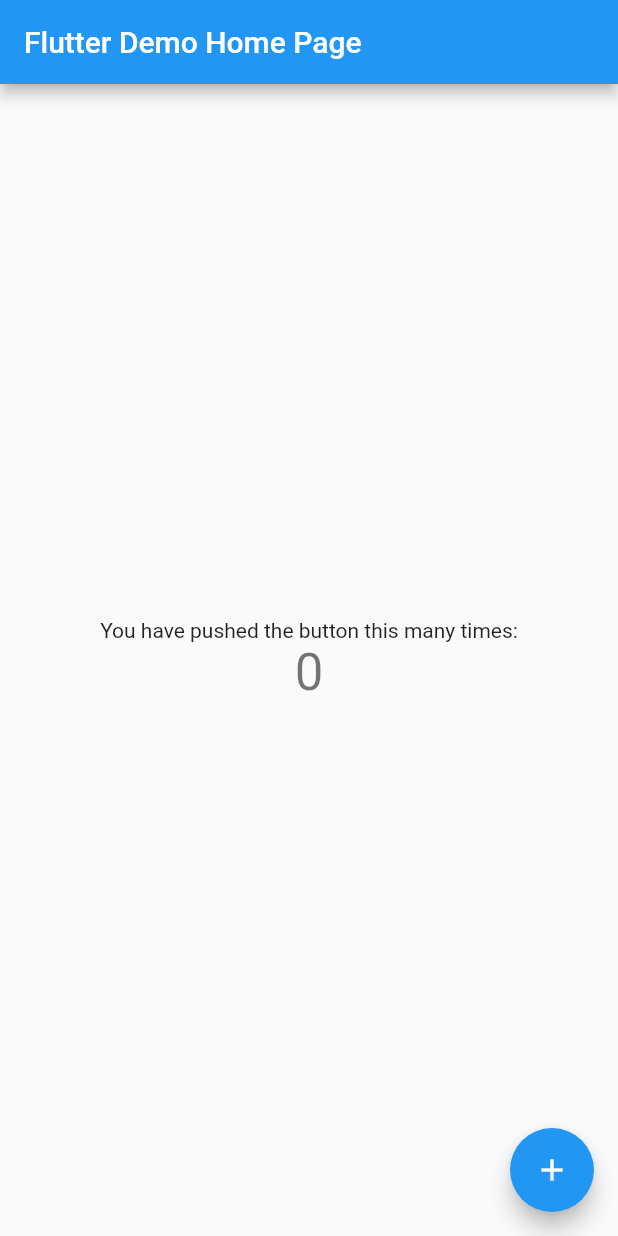
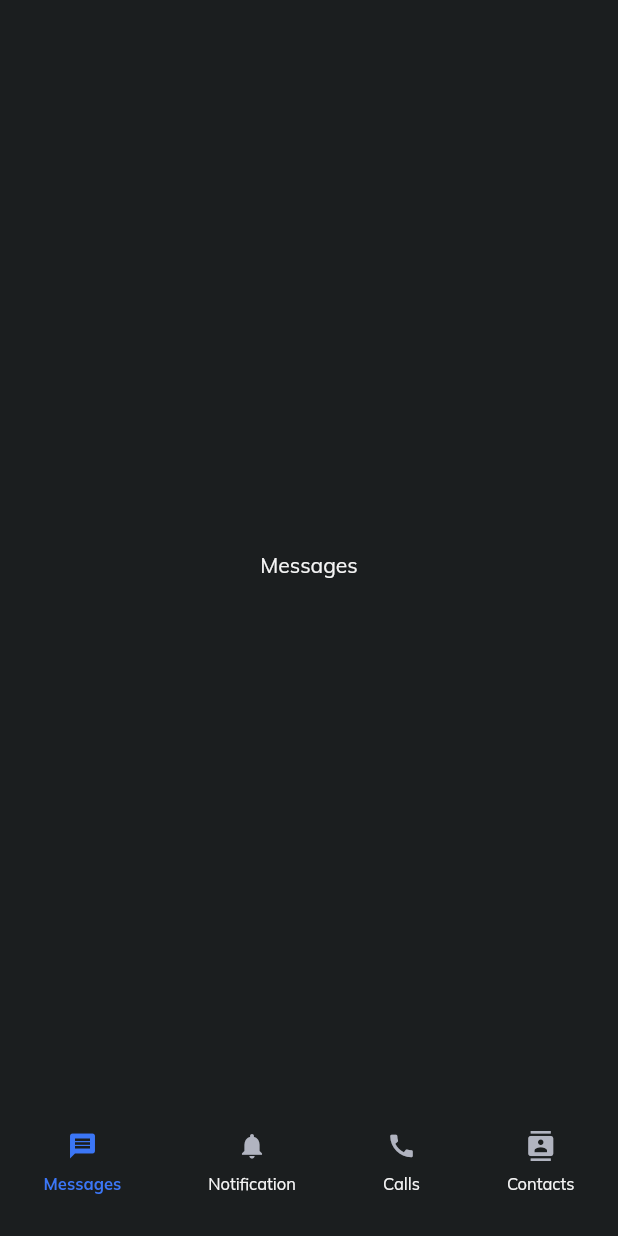
Before and after one commit to sarthakwe/chat_app, a Flutter app: the screen it shows after launch, on a phone screen of 412 x 824 dp. Run offline on Flutter 3.47's test engine with Material 2 defaults, Android fonts, the phone set to English and light mode, and no system bars; our stand-ins replace google_fonts.

Commit message:
first commit

```diff
--- a/lib/main.dart
+++ b/lib/main.dart
@@ -1,3 +1,5 @@
+import 'package:chat_app/screens/screen.dart';
+import 'package:chat_app/theme.dart';
 import 'package:flutter/material.dart';
 
 void main() {
@@ -5,111 +7,16 @@ void main() {
 }
 
 class MyApp extends StatelessWidget {
-  const MyApp({super.key});
+  const MyApp({Key? key}) : super(key: key);
 
-  // This widget is the root of your application.
   @override
   Widget build(BuildContext context) {
     return MaterialApp(
-      title: 'Flutter Demo',
-      theme: ThemeData(
-        // This is the theme of your application.
-        //
-        // Try running your application with "flutter run". You'll see the
-        // application has a blue toolbar. Then, without quitting the app, try
-        // changing the primarySwatch below to Colors.green and then invoke
-        // "hot reload" (press "r" in the console where you ran "flutter run",
-        // or simply save your changes to "hot reload" in a Flutter IDE).
-        // Notice that the counter didn't reset back to zero; the application
-        // is not restarted.
-        primarySwatch: Colors.blue,
-      ),
-      home: const MyHomePage(title: 'Flutter Demo Home Page'),
+      theme: AppTheme.light(),
+      darkTheme: AppTheme.dark(),
+      themeMode: ThemeMode.dark,
+      title: 'Chatter',
+      home: const HomeScreen(),
     );
   }
 }
-
-class MyHomePage extends StatefulWidget {
-  const MyHomePage({super.key, required this.title});
-
-  // This widget is the home page of your application. It is stateful, meaning
-  // that it has a State object (defined below) that contains fields that affect
-  // how it looks.
-
-  // This class is the configuration for the state. It holds the values (in this
-  // case the title) provided by the parent (in this case the App widget) and
-  // used by the build method of the State. Fields in a Widget subclass are
-  // always marked "final".
-
-  final String title;
-
-  @override
-  State<MyHomePage> createState() => _MyHomePageState();
-}
-
-class _MyHomePageState extends State<MyHomePage> {
-  int _counter = 0;
-
-  void _incrementCounter() {
-    setState(() {
-      // This call to setState tells the Flutter framework that something has
-      // changed in this State, which causes it to rerun the build method below
-      // so that the display can reflect the updated values. If we changed
-      // _counter without calling setState(), then the build method would not be
-      // called again, and so nothing would appear to happen.
-      _counter++;
-    });
-  }
-
-  @override
-  Widget build(BuildContext context) {
-    // This method is rerun every time setState is called, for instance as done
-    // by the _incrementCounter method above.
-    //
-    // The Flutter framework has been optimized to make rerunning build methods
-    // fast, so that you can just rebuild anything that needs updating rather
-    // than having to individually change instances of widgets.
-    return Scaffold(
-      appBar: AppBar(
-        // Here we take the value from the MyHomePage object that was created by
-        // the App.build method, and use it to set our appbar title.
-        title: Text(widget.title),
-      ),
-      body: Center(
-        // Center is a layout widget. It takes a single child and positions it
-        // in the middle of the parent.
-        child: Column(
-          // Column is also a layout widget. It takes a list of children and
-          // arranges them vertically. By default, it sizes itself to fit its
-          // children horizontally, and tries to be as tall as its parent.
-          //
-          // Invoke "debug painting" (press "p" in the console, choose the
-          // "Toggle Debug Paint" action from the Flutter Inspector in Android
-          // Studio, or the "Toggle Debug Paint" command in Visual Studio Code)
-          // to see the wireframe for each widget.
-          //
-          // Column has various properties to control how it sizes itself and
-          // how it positions its children. Here we use mainAxisAlignment to
-          // center the children vertically; the main axis here is the vertical
-          // axis because Columns are vertical (the cross axis would be
-          // horizontal).
-          mainAxisAlignment: MainAxisAlignment.center,
-          children: <Widget>[
-            const Text(
-              'You have pushed the button this many times:',
-            ),
-            Text(
-              '$_counter',
-              style: Theme.of(context).textTheme.headlineMedium,
-            ),
-          ],
-        ),
-      ),
-      floatingActionButton: FloatingActionButton(
-        onPressed: _incrementCounter,
-        tooltip: 'Increment',
-        child: const Icon(Icons.add),
-      ), // This trailing comma makes auto-formatting nicer for build methods.
-    );
-  }
-}
--- /dev/null
+++ b/lib/pages/calls_page.dart
@@ -0,0 +1,12 @@
+import 'package:flutter/material.dart';
+
+class CallsPage extends StatelessWidget {
+  const CallsPage({super.key});
+
+  @override
+  Widget build(BuildContext context) {
+    return const Center(
+      child: Text("Calls"),
+    );
+  }
+}
--- /dev/null
+++ b/lib/pages/contacts_page.dart
@@ -0,0 +1,12 @@
+import 'package:flutter/material.dart';
+
+class ContactsPage extends StatelessWidget {
+  const ContactsPage({super.key});
+
+  @override
+  Widget build(BuildContext context) {
+    return const Center(
+      child: Text("Contacts"),
+    );
+  }
+}
--- /dev/null
+++ b/lib/pages/messages_page.dart
@@ -0,0 +1,12 @@
+import 'package:flutter/material.dart';
+
+class MessagesPage extends StatelessWidget {
+  const MessagesPage({super.key});
+
+  @override
+  Widget build(BuildContext context) {
+    return const Center(
+      child: Text("Messages"),
+    );
+  }
+}
--- /dev/null
+++ b/lib/pages/notifications_page.dart
@@ -0,0 +1,12 @@
+import 'package:flutter/material.dart';
+
+class NotificationsPage extends StatelessWidget {
+  const NotificationsPage({super.key});
+
+  @override
+  Widget build(BuildContext context) {
+    return const Center(
+      child: Text("Notifications"),
+    );
+  }
+}
--- /dev/null
+++ b/lib/screens/home_screen.dart
@@ -0,0 +1,159 @@
+import 'package:chat_app/pages/calls_page.dart';
+import 'package:chat_app/pages/contacts_page.dart';
+import 'package:chat_app/pages/messages_page.dart';
+import 'package:chat_app/pages/notifications_page.dart';
+import 'package:chat_app/theme.dart';
+import 'package:flutter/material.dart';
+
+class HomeScreen extends StatefulWidget {
+  const HomeScreen({super.key});
+
+  @override
+  State<HomeScreen> createState() => _HomeScreenState();
+}
+
+class _HomeScreenState extends State<HomeScreen> {
+  final ValueNotifier<int> pageIndex = ValueNotifier(0);
+
+  final pages = const [
+    MessagesPage(),
+    NotificationsPage(),
+    CallsPage(),
+    ContactsPage(),
+  ];
+
+  @override
+  Widget build(BuildContext context) {
+    return Scaffold(
+      body: ValueListenableBuilder(
+        valueListenable: pageIndex,
+        builder: (BuildContext context, int value, _) {
+          return pages[value];
+        },
+      ),
+      bottomNavigationBar: _BottomNavigationBar(
+        onItemSelected: (index) {
+          pageIndex.value = index;
+        },
+      ),
+    );
+  }
+}
+
+class _BottomNavigationBar extends StatefulWidget {
+  const _BottomNavigationBar({
+    super.key,
+    required this.onItemSelected,
+  });
+
+  final ValueChanged<int> onItemSelected;
+
+  @override
+  State<_BottomNavigationBar> createState() => _BottomNavigationBarState();
+}
+
+class _BottomNavigationBarState extends State<_BottomNavigationBar> {
+  var selectedIndex = 0;
+  void handleItemSelected(int index) {
+    setState(() {
+      selectedIndex = index;
+    });
+    widget.onItemSelected;
+  }
+
+  @override
+  Widget build(BuildContext context) {
+    return SafeArea(
+      top: false,
+      bottom: true,
+      child: Row(
+        mainAxisAlignment: MainAxisAlignment.spaceAround,
+        children: [
+          _NavigationBarItem(
+            index: 0,
+            label: 'Messages',
+            icon: Icons.message,
+            onTap: handleItemSelected,
+            isSelected: (selectedIndex == 0),
+          ),
+          _NavigationBarItem(
+            index: 1,
+            label: 'Notification',
+            icon: Icons.notifications,
+            onTap: handleItemSelected,
+            isSelected: (selectedIndex == 1),
+          ),
+          _NavigationBarItem(
+            index: 2,
+            label: 'Calls',
+            icon: Icons.call,
+            onTap: handleItemSelected,
+            isSelected: (selectedIndex == 2),
+          ),
+          _NavigationBarItem(
+            index: 3,
+            label: 'Contacts',
+            icon: Icons.contacts,
+            onTap: handleItemSelected,
+            isSelected: (selectedIndex == 3),
+          )
+        ],
+      ),
+    );
+  }
+}
+
+class _NavigationBarItem extends StatelessWidget {
+  const _NavigationBarItem({
+    super.key,
+    required this.label,
+    required this.icon,
+    required this.index,
+    this.isSelected = false,
+    required this.onTap,
+  });
+
+  final int index;
+  final String label;
+  final IconData icon;
+  final bool isSelected;
+  final ValueChanged<int> onTap;
+
+  @override
+  Widget build(BuildContext context) {
+    return GestureDetector(
+      behavior: HitTestBehavior.opaque,
+      onTap: () {
+        onTap(index);
+      },
+      child: SizedBox(
+        height: 70,
+        child: Column(
+          mainAxisSize: MainAxisSize.min,
+          children: [
+            Icon(
+              icon,
+              size: 20,
+              color: isSelected ? AppColors.secondary : null,
+            ),
+            const SizedBox(
+              height: 8,
+            ),
+            Text(
+              label,
+              style: isSelected
+                  ? const TextStyle(
+                      fontSize: 11,
+                      color: AppColors.secondary,
+                      fontWeight: FontWeight.bold,
+                    )
+                  : const TextStyle(
+                      fontSize: 11,
+                    ),
+            )
+          ],
+        ),
+      ),
+    );
+  }
+}
--- /dev/null
+++ b/lib/screens/screen.dart
@@ -0,0 +1 @@
+export 'home_screen.dart';
--- /dev/null
+++ b/lib/theme.dart
@@ -0,0 +1,59 @@
+import 'package:flutter/material.dart';
+import 'package:google_fonts/google_fonts.dart';
+
+abstract class AppColors {
+  static const secondary = Color(0xFF3B76F6);
+  static const accent = Color(0xFFD6755B);
+  static const textDark = Color(0xFF53585A);
+  static const textLight = Color(0xFFF5F5F5);
+  static const textFaded = Color(0xFF9899A5);
+  static const iconLight = Color(0xFFB1B4C0);
+  static const iconDark = Color(0xFFB1B3C1);
+  static const textHighlight = secondary;
+  static const cardLight = Color(0xFFF9FAFE);
+  static const cardDark = Color(0xFF303334);
+}
+
+abstract class _LightColors {
+  static const background = Colors.white;
+  static const card = AppColors.cardLight;
+}
+
+abstract class _DarkColors {
+  static const background = Color(0xFF1B1E1F);
+  static const card = AppColors.cardDark;
+}
+
+abstract class AppTheme {
+  static const accentColor = AppColors.accent;
+  static final visualDensity = VisualDensity.adaptivePlatformDensity;
+
+  // Light theme and its settings
+  static ThemeData light() => ThemeData(
+      brightness: Brightness.light,
+      accentColor: accentColor,
+      visualDensity: visualDensity,
+      textTheme:
+          GoogleFonts.mulishTextTheme().apply(bodyColor: AppColors.textDark),
+      backgroundColor: _LightColors.background,
+      scaffoldBackgroundColor: _LightColors.background,
+      cardColor: _LightColors.card,
+      primaryTextTheme: const TextTheme(
+        titleLarge: TextStyle(color: AppColors.textDark),
+      ),
+      iconTheme: const IconThemeData(color: AppColors.iconDark));
+  // Dark theme and its settings
+  static ThemeData dark() => ThemeData(
+      brightness: Brightness.dark,
+      accentColor: accentColor,
+      visualDensity: visualDensity,
+      textTheme:
+          GoogleFonts.mulishTextTheme().apply(bodyColor: AppColors.textLight),
+      backgroundColor: _DarkColors.background,
+      scaffoldBackgroundColor: _DarkColors.background,
+      cardColor: _DarkColors.card,
+      primaryTextTheme: const TextTheme(
+        titleLarge: TextStyle(color: AppColors.textLight),
+      ),
+      iconTheme: const IconThemeData(color: AppColors.iconLight));
+}
--- a/pubspec.yaml
+++ b/pubspec.yaml
@@ -35,17 +35,18 @@ dependencies:
   # The following adds the Cupertino Icons font to your application.
   # Use with the CupertinoIcons class for iOS style icons.
   cupertino_icons: ^1.0.2
+  google_fonts: ^4.0.4
 
 dev_dependencies:
   flutter_test:
     sdk: flutter
+  flutter_lints: ^2.0.1
 
   # The "flutter_lints" package below contains a set of recommended lints to
   # encourage good coding practices. The lint set provided by the package is
   # activated in the `analysis_options.yaml` file located at the root of your
   # package. See that file for information about deactivating specific lint
   # rules and activating additional ones.
-  flutter_lints: ^2.0.0
 
 # For information on the generic Dart part of this file, see the
 # following page: https://dart.dev/tools/pub/pubspec
```
Also changed, not shown: pubspec.lock, 10 other files.
